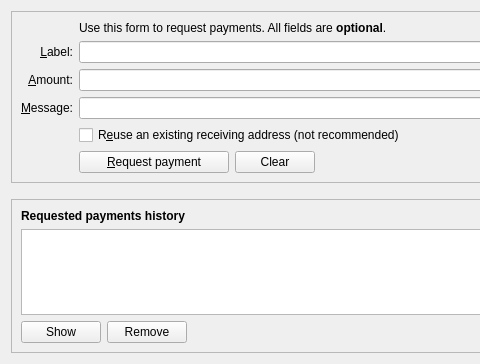
Old version of the form src/qt/forms/receivecoinsdialog.ui in the repository dogecoin/dogecoin; both pictures show x 0 to 480 and y 0 to 364 of the 776 by 364 pixel window.
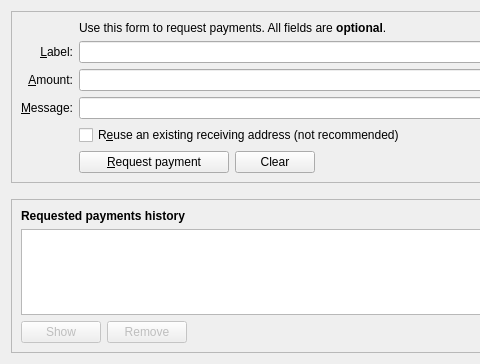
New version of the form. Icons and pictures are not drawn. Custom widgets are drawn as their Qt base class.

Commit message: qt: Enable and disable the Show and Remove buttons for requested payments history based on whether any entry is selected.

Diff of the .ui file:
```diff
--- a/src/qt/forms/receivecoinsdialog.ui
+++ b/src/qt/forms/receivecoinsdialog.ui
@@ -263,6 +263,9 @@
           <property name="text">
            <string>Show</string>
           </property>
+          <property name="enabled">
+           <bool>false</bool>
+          </property>
           <property name="icon">
            <iconset resource="../bitcoin.qrc">
             <normaloff>:/icons/edit</normaloff>:/icons/edit</iconset>
@@ -277,6 +280,9 @@
           <property name="text">
            <string>Remove</string>
           </property>
+          <property name="enabled">
+           <bool>false</bool>
+          </property>
           <property name="icon">
            <iconset resource="../bitcoin.qrc">
             <normaloff>:/icons/remove</normaloff>:/icons/remove</iconset>
```
The commit also changes 2 other files.
